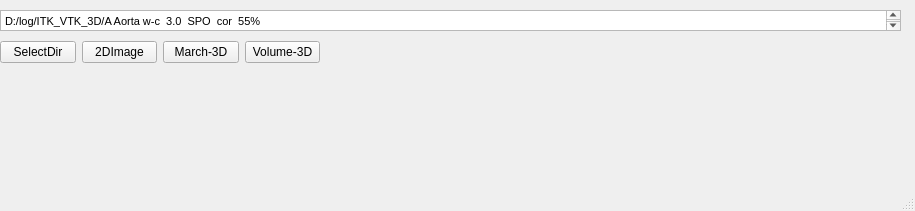
zyq1569/HealthApp, file Tools/TestITKImage3D/mainwindow.ui: the form before one commit.
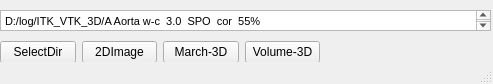
The form after the commit.

Commit message: UI: fine-tune

```diff
--- a/Tools/TestITKImage3D/mainwindow.ui
+++ b/Tools/TestITKImage3D/mainwindow.ui
@@ -6,8 +6,8 @@
    <rect>
     <x>0</x>
     <y>0</y>
-    <width>915</width>
-    <height>211</height>
+    <width>493</width>
+    <height>84</height>
    </rect>
   </property>
   <property name="windowTitle">
@@ -19,7 +19,7 @@
      <rect>
       <x>0</x>
       <y>10</y>
-      <width>901</width>
+      <width>491</width>
       <height>21</height>
      </rect>
     </property>
```
The commit also changes 2 other files.
